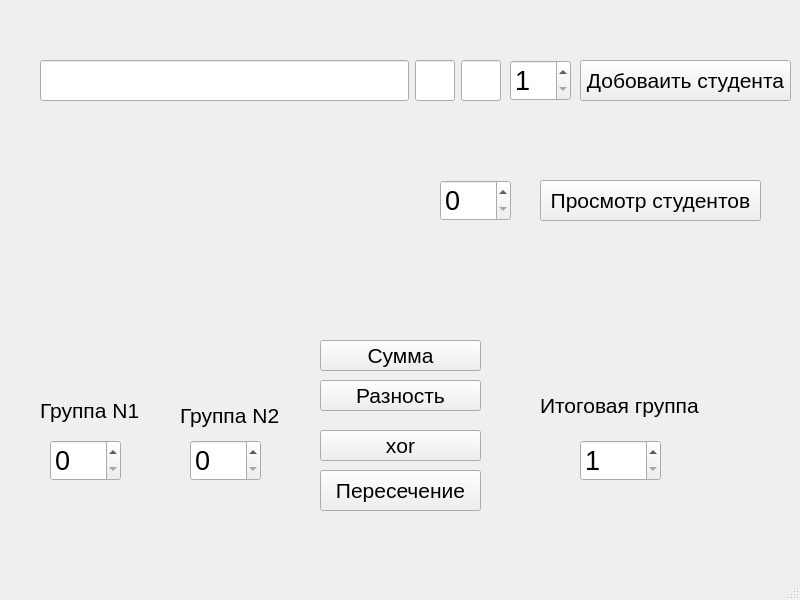
Above: QTprojects/QTUnion/mainwindow.ui from lexanachile/fpm.prog before the change. Below: the same form after it.
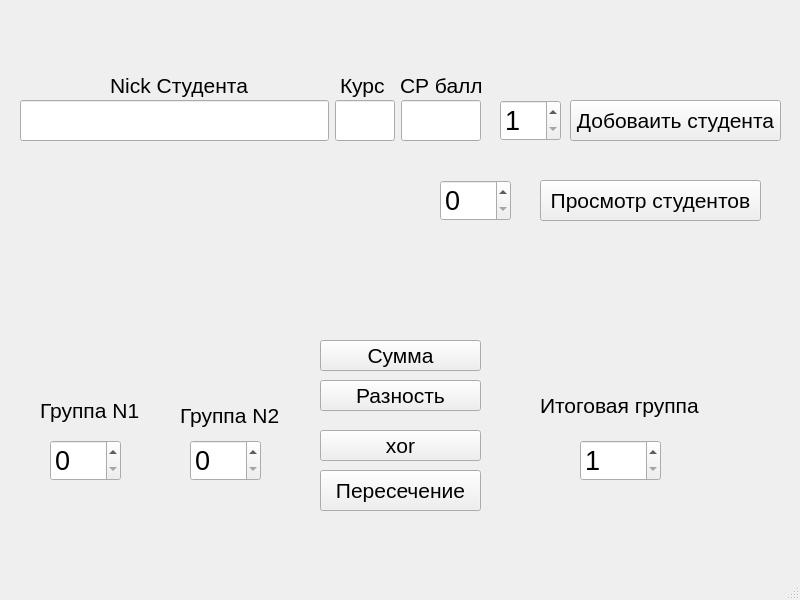
That is the form after the change.

What changed in the file:
```diff
--- a/QTprojects/QTUnion/mainwindow.ui
+++ b/QTprojects/QTUnion/mainwindow.ui
@@ -35,8 +35,8 @@
    <widget class="QPushButton" name="addStudButton">
     <property name="geometry">
      <rect>
-      <x>580</x>
-      <y>60</y>
+      <x>570</x>
+      <y>100</y>
       <width>211</width>
       <height>41</height>
      </rect>
@@ -53,8 +53,8 @@
    <widget class="QLabel" name="errLabel">
     <property name="geometry">
      <rect>
-      <x>530</x>
-      <y>100</y>
+      <x>580</x>
+      <y>150</y>
       <width>131</width>
       <height>21</height>
      </rect>
@@ -66,8 +66,8 @@
    <widget class="QWidget" name="layoutWidget">
     <property name="geometry">
      <rect>
-      <x>40</x>
-      <y>60</y>
+      <x>20</x>
+      <y>100</y>
       <width>461</width>
       <height>41</height>
      </rect>
@@ -81,6 +81,11 @@
          <verstretch>0</verstretch>
         </sizepolicy>
        </property>
+       <property name="font">
+        <font>
+         <pointsize>16</pointsize>
+        </font>
+       </property>
       </widget>
      </item>
      <item row="0" column="1">
@@ -93,10 +98,15 @@
        </property>
        <property name="maximumSize">
         <size>
-         <width>40</width>
+         <width>60</width>
          <height>16777215</height>
         </size>
        </property>
+       <property name="font">
+        <font>
+         <pointsize>16</pointsize>
+        </font>
+       </property>
       </widget>
      </item>
      <item row="0" column="2">
@@ -109,10 +119,15 @@
        </property>
        <property name="maximumSize">
         <size>
-         <width>40</width>
+         <width>80</width>
          <height>16777215</height>
         </size>
        </property>
+       <property name="font">
+        <font>
+         <pointsize>16</pointsize>
+        </font>
+       </property>
       </widget>
      </item>
     </layout>
@@ -150,8 +165,8 @@
    <widget class="QSpinBox" name="groupSelect">
     <property name="geometry">
      <rect>
-      <x>510</x>
-      <y>60</y>
+      <x>500</x>
+      <y>100</y>
       <width>61</width>
       <height>41</height>
      </rect>
@@ -327,6 +342,60 @@
      <string>Итоговая группа</string>
     </property>
    </widget>
+   <widget class="QLabel" name="label_4">
+    <property name="geometry">
+     <rect>
+      <x>110</x>
+      <y>70</y>
+      <width>151</width>
+      <height>31</height>
+     </rect>
+    </property>
+    <property name="font">
+     <font>
+      <pointsize>16</pointsize>
+     </font>
+    </property>
+    <property name="text">
+     <string>Nick Студента</string>
+    </property>
+   </widget>
+   <widget class="QLabel" name="label_5">
+    <property name="geometry">
+     <rect>
+      <x>400</x>
+      <y>70</y>
+      <width>81</width>
+      <height>31</height>
+     </rect>
+    </property>
+    <property name="font">
+     <font>
+      <pointsize>16</pointsize>
+     </font>
+    </property>
+    <property name="text">
+     <string>СР балл</string>
+    </property>
+   </widget>
+   <widget class="QLabel" name="label_6">
+    <property name="geometry">
+     <rect>
+      <x>340</x>
+      <y>70</y>
+      <width>51</width>
+      <height>31</height>
+     </rect>
+    </property>
+    <property name="font">
+     <font>
+      <pointsize>16</pointsize>
+     </font>
+    </property>
+    <property name="text">
+     <string>Курс</string>
+    </property>
+   </widget>
   </widget>
   <widget class="QMenuBar" name="menubar">
    <property name="geometry">
```
Left out of the diff: 2 changed lines with no effect on the pictures.
